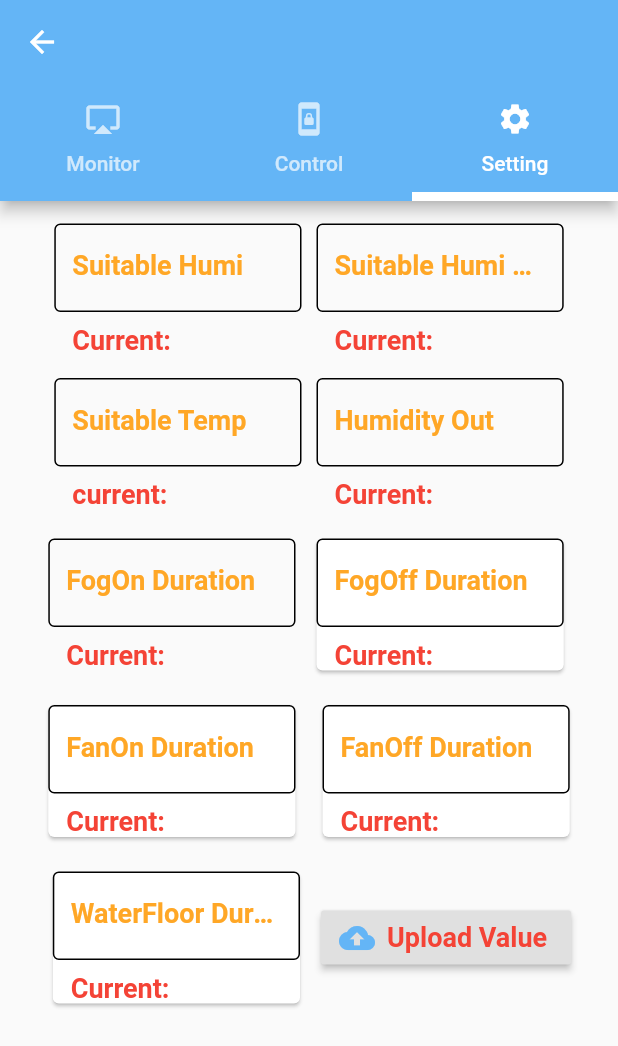
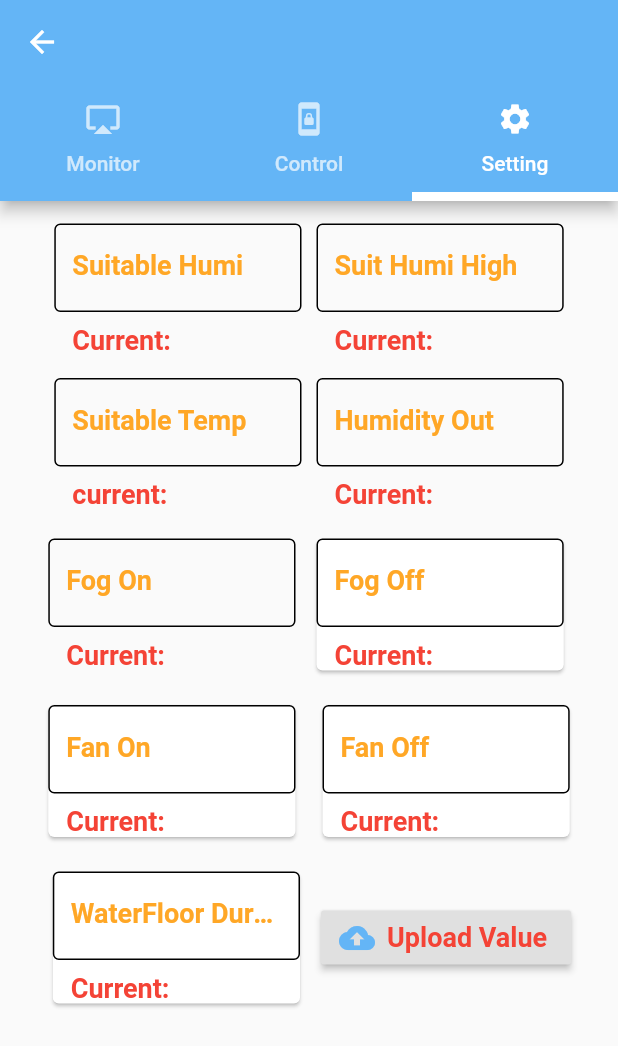
Before and after one commit to manyou66/mushroomiot, a Flutter app: the HomeService screen opened directly, tab 3 chosen, on a phone screen of 412 x 824 dp. Shown: the top 1046 px of the screen. Run offline on Flutter 3.47's test engine with Material 2 defaults, Android fonts, the light colour scheme and no system bars; our stand-ins replace firebase_auth, firebase_database, flutter_native_web; missing offline and left inert: flutter_webview_plugin; accounts and stored records are empty.

Commit message:
Smart Mushroom Setting Update 2

```diff
--- a/lib/widget/setting.dart
+++ b/lib/widget/setting.dart
@@ -97,7 +97,7 @@ class _SettingState extends State<Setting> {
             enabledBorder: OutlineInputBorder(
               borderSide: BorderSide(),
             ),
-            labelText: 'FanOff Duration',
+            labelText: 'Fan Off',
             labelStyle: Mystyle().orange18,
           ),
           onSaved: (String value) {
@@ -123,7 +123,7 @@ class _SettingState extends State<Setting> {
             enabledBorder: OutlineInputBorder(
               borderSide: BorderSide(),
             ),
-            labelText: 'FanOn Duration',
+            labelText: 'Fan On',
             labelStyle: Mystyle().orange18,
           ),
           onSaved: (String value) {
@@ -149,7 +149,7 @@ class _SettingState extends State<Setting> {
             enabledBorder: OutlineInputBorder(
               borderSide: BorderSide(),
             ),
-            labelText: 'FogOff Duration',
+            labelText: 'Fog Off',
             labelStyle: Mystyle().orange18,
           ),
           onSaved: (String value) {
@@ -174,7 +174,7 @@ class _SettingState extends State<Setting> {
           enabledBorder: OutlineInputBorder(
             borderSide: BorderSide(),
           ),
-          labelText: 'FogOn Duration',
+          labelText: 'Fog On',
           labelStyle: Mystyle().orange18,
         ),
         onSaved: (String value) {
@@ -222,7 +222,7 @@ class _SettingState extends State<Setting> {
           enabledBorder: OutlineInputBorder(
             borderSide: BorderSide(),
           ),
-          labelText: 'Suitable Humi High',
+          labelText: 'Suit Humi High',
           labelStyle: Mystyle().orange18,
         ),
         onSaved: (String value) {
```
Also changed, not shown: 1 other file.
